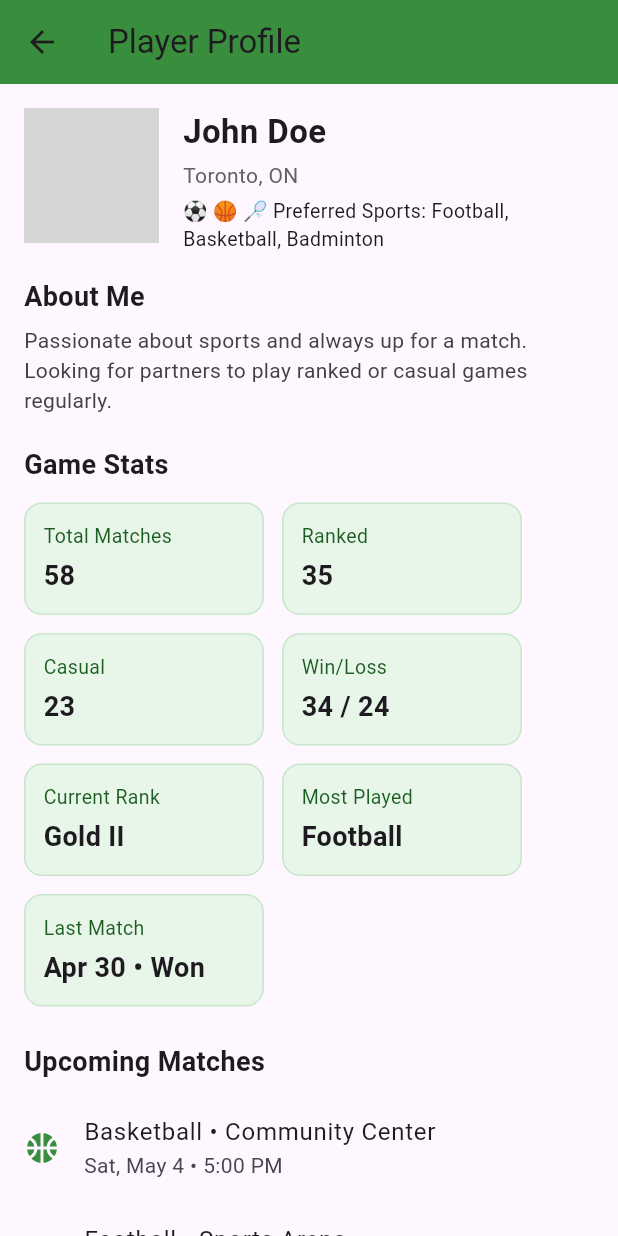
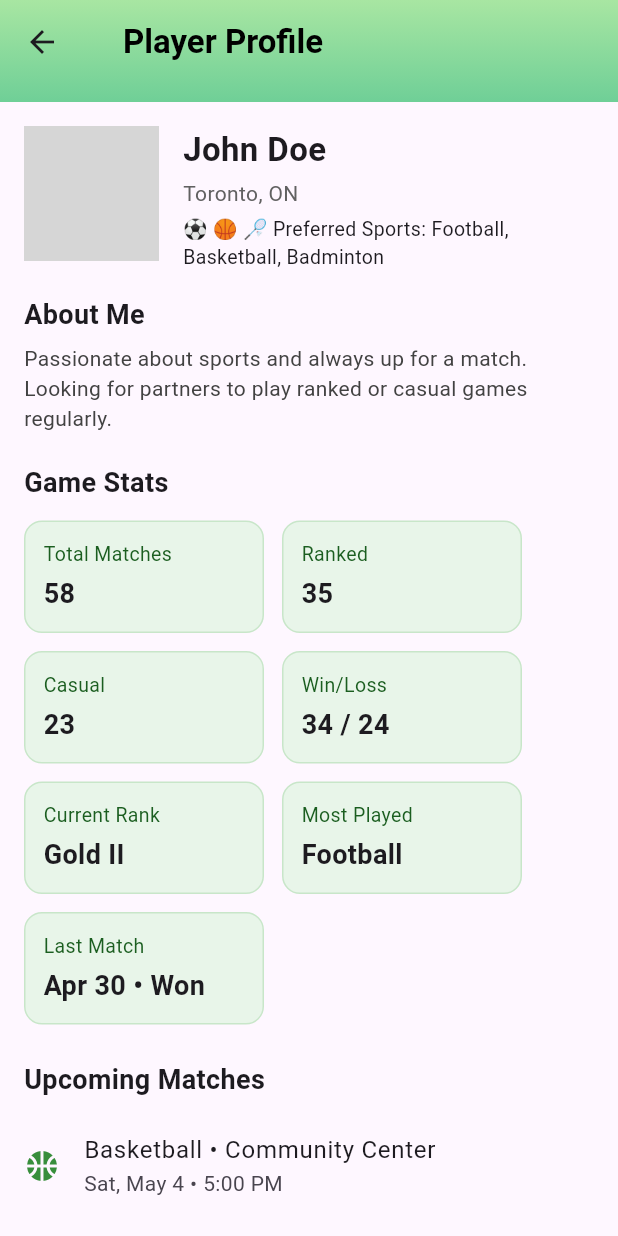
Before and after one commit to m-GDEV/Sportify, a Flutter app: the ProfilePage screen opened directly, on a phone screen of 412 x 824 dp. Run offline on Flutter 3.47's test engine with Material 3 defaults, Android fonts, the phone set to English and light mode, and no system bars; our stand-ins replace firebase_auth, firebase_core; accounts and stored records are empty; grey boxes are pictures that could not be loaded.

Commit message:
changed title cards again

```diff
--- a/lib/screens/game_screen.dart
+++ b/lib/screens/game_screen.dart
@@ -79,11 +79,12 @@ class GamesScreen extends StatelessWidget {
     child: AppBar(
       backgroundColor: Colors.transparent,
       elevation: 0,
-      centerTitle: true,
+      automaticallyImplyLeading: false,
+      centerTitle: false, // left-aligns title
+      titleSpacing: 16,   // pushes it from the left
       title: Row(
         mainAxisSize: MainAxisSize.min,
         children: const [
-          Text("🎯", style: TextStyle(fontSize: 26)), // Emoji size
           SizedBox(width: 10),
           Text(
             'Games Near Me',
--- a/lib/screens/home_screen.dart
+++ b/lib/screens/home_screen.dart
@@ -57,7 +57,6 @@ class _HomeScreenState extends State<HomeScreen> {
             title: Row(
               mainAxisSize: MainAxisSize.min,
               children: [
-                const Text("🏅", style: TextStyle(fontSize: 26)),
                 const SizedBox(width: 10),
                 Image.asset(
                   'lib/assets/Sportify_logo.png',
--- a/lib/screens/profile_page.dart
+++ b/lib/screens/profile_page.dart
@@ -4,9 +4,38 @@ class ProfilePage extends StatelessWidget {
   @override
   Widget build(BuildContext context) {
     return Scaffold(
-      appBar: AppBar(
-        title: Text('Player Profile'),
-        backgroundColor: Colors.green[700],
+      appBar: PreferredSize(
+        preferredSize: const Size.fromHeight(kToolbarHeight + 12),
+        child: Container(
+          decoration: const BoxDecoration(
+            gradient: LinearGradient(
+              colors: [
+                Color(0xFFA8E6A2),
+                Color(0xFF6FCF97),
+              ],
+              begin: Alignment.topCenter,
+              end: Alignment.bottomCenter,
+            ),
+          ),
+          child: AppBar(
+            backgroundColor: Colors.transparent,
+            elevation: 0,
+            titleSpacing: 16,
+            title: Row(
+              children: const [
+                SizedBox(width: 10),
+                Text(
+                  'Player Profile',
+                  style: TextStyle(
+                    fontWeight: FontWeight.bold,
+                    fontSize: 22,
+                    color: Colors.black,
+                  ),
+                ),
+              ],
+            ),
+          ),
+        ),
       ),
       body: SingleChildScrollView(
         padding: EdgeInsets.all(16),
@@ -82,7 +111,6 @@ class ProfilePage extends StatelessWidget {
             _matchTile("Apr 28", "❌ Lost • Badminton", "Badminton"),
             _matchTile("Apr 26", "🏆 Won • Basketball", "Basketball"),
 
-
             SizedBox(height: 24),
 
             // Friends
@@ -142,15 +170,13 @@ class ProfilePage extends StatelessWidget {
       case 'tennis':
         return Icons.sports_tennis;
       case 'badminton':
-        return Icons.sports_tennis; // placeholder (no specific icon)
+        return Icons.sports_tennis; // placeholder
       case 'cricket':
         return Icons.sports_cricket;
       default:
-        return Icons.sports; // generic icon fallback
+        return Icons.sports;
     }
   }
-
-
 
   Widget _friendChip(String name) {
     return Chip(
--- a/lib/screens/review_locations_screen.dart
+++ b/lib/screens/review_locations_screen.dart
@@ -44,11 +44,12 @@ class ReviewLocationsScreen extends StatelessWidget {
           child: AppBar(
             backgroundColor: Colors.transparent,
             elevation: 0,
-            centerTitle: true,
+            automaticallyImplyLeading: false,
+            centerTitle: false, // left-aligns title
+            titleSpacing: 16,   // pushes it from the left
             title: Row(
               mainAxisSize: MainAxisSize.min,
               children: const [
-                Text("📍", style: TextStyle(fontSize: 26)),
                 SizedBox(width: 10),
                 Text(
                   'Nearby Locations',
```
